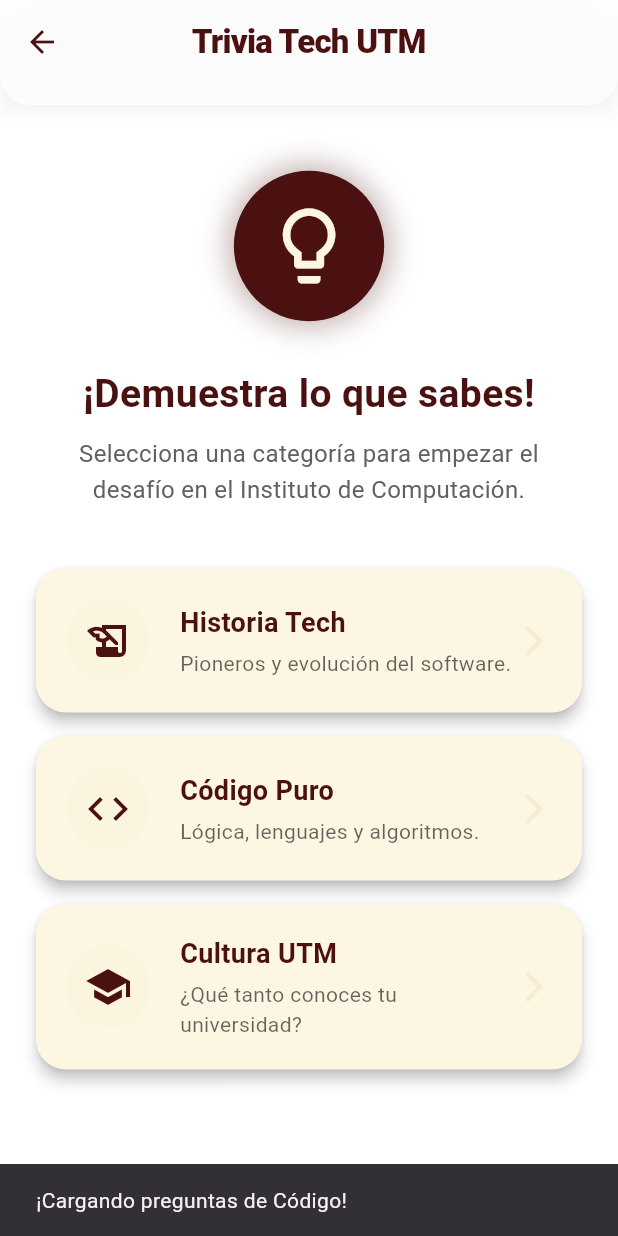
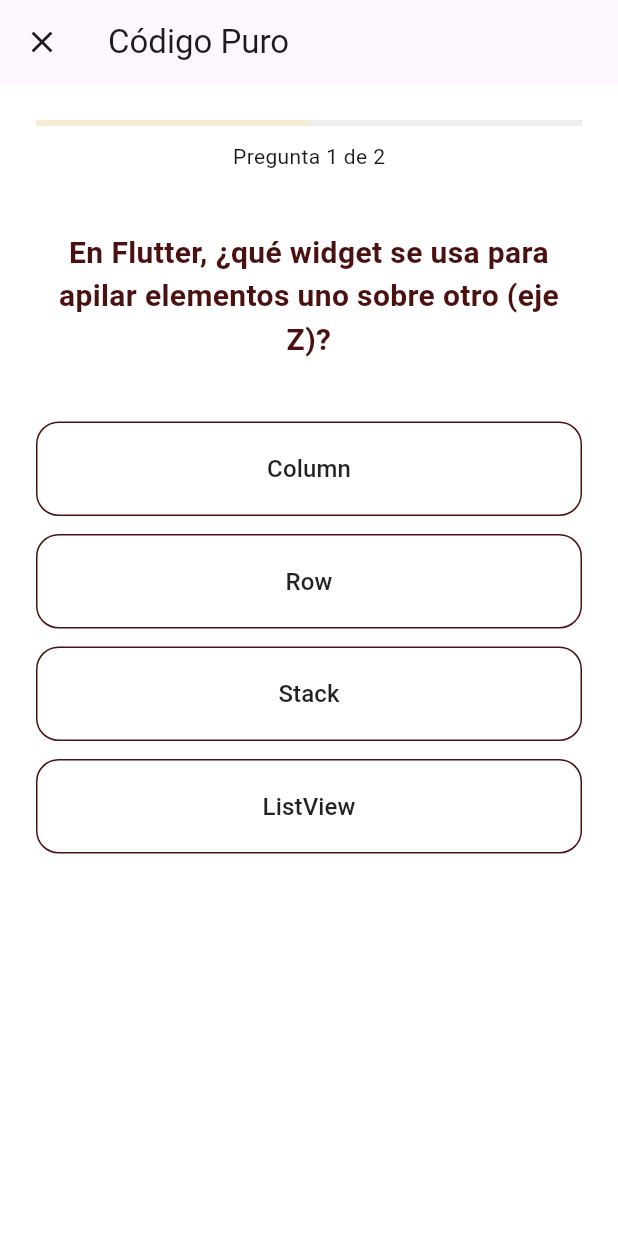
Before and after one commit to Perezcortes/Ichi-UTM, a Flutter app: the TriviaScreen screen opened directly, after a tap on "Código Puro", on a phone screen of 412 x 824 dp. Run offline on Flutter 3.47's test engine with Material 3 defaults, Android fonts, the phone set to English and light mode, and no system bars; our stand-ins replace carousel_slider, flutter_dotenv, flutter_tts, permission_handler; missing offline and left inert: mapbox_maps_flutter; statements that could not run were skipped.

Commit message:
Juego Jose

```diff
--- /dev/null
+++ b/lib/games/trivia_jose/juego_screen.dart
@@ -0,0 +1,212 @@
+import 'package:flutter/material.dart';
+import '../../utils/constants.dart';
+import 'preguntas_trivia.dart';
+
+class JuegoScreen extends StatefulWidget {
+  final String categoria;
+  final String tituloCategoria;
+
+  const JuegoScreen({
+    super.key,
+    required this.categoria,
+    required this.tituloCategoria,
+  });
+
+  @override
+  State<JuegoScreen> createState() => _JuegoScreenState();
+}
+
+class _JuegoScreenState extends State<JuegoScreen> {
+  int _preguntaActualIndex = 0;
+  int _puntaje = 0;
+  int? _opcionSeleccionada;
+  bool _respondido = false;
+  late List<Pregunta> _preguntas;
+
+  @override
+  void initState() {
+    super.initState();
+    // Cargamos las preguntas de la categoría elegida
+    _preguntas = bancoDePreguntas[widget.categoria] ?? [];
+  }
+
+  void _verificarRespuesta(int index) {
+    if (_respondido) return;
+
+    setState(() {
+      _opcionSeleccionada = index;
+      _respondido = true;
+      if (index == _preguntas[_preguntaActualIndex].respuestaCorrecta) {
+        _puntaje++;
+      }
+    });
+  }
+
+  void _siguientePregunta() {
+    if (_preguntaActualIndex < _preguntas.length - 1) {
+      setState(() {
+        _preguntaActualIndex++;
+        _opcionSeleccionada = null;
+        _respondido = false;
+      });
+    } else {
+      _mostrarResultadoFinal();
+    }
+  }
+
+  void _mostrarResultadoFinal() {
+    showDialog(
+      context: context,
+      barrierDismissible: false,
+      builder: (context) => AlertDialog(
+        shape: RoundedRectangleBorder(borderRadius: BorderRadius.circular(20)),
+        title: const Text('¡Trivia Terminada!', textAlign: TextAlign.center),
+        content: Column(
+          mainAxisSize: MainAxisSize.min,
+          children: [
+            const Icon(Icons.emoji_events, size: 60, color: doradoUTM),
+            const SizedBox(height: 20),
+            Text(
+              'Tu puntaje: $_puntaje / ${_preguntas.length}',
+              style: const TextStyle(fontSize: 22, fontWeight: FontWeight.bold),
+            ),
+          ],
+        ),
+        actions: [
+          TextButton(
+            onPressed: () {
+              Navigator.pop(context); // Cierra el diálogo
+              Navigator.pop(context); // Regresa al menú de trivia
+            },
+            child: const Text(
+              'VOLVER AL MENÚ',
+              style: TextStyle(color: guindaUTM),
+            ),
+          ),
+        ],
+      ),
+    );
+  }
+
+  @override
+  Widget build(BuildContext context) {
+    if (_preguntas.isEmpty) {
+      return Scaffold(
+        body: Center(child: Text('No hay preguntas disponibles.')),
+      );
+    }
+
+    final pregunta = _preguntas[_preguntaActualIndex];
+
+    return Scaffold(
+      backgroundColor: Colors.white,
+      appBar: AppBar(
+        title: Text(widget.tituloCategoria),
+        leading: IconButton(
+          icon: const Icon(Icons.close),
+          onPressed: () => Navigator.pop(context),
+        ),
+      ),
+      body: Padding(
+        padding: const EdgeInsets.all(24.0),
+        child: Column(
+          children: [
+            // Indicador de progreso
+            LinearProgressIndicator(
+              value: (_preguntaActualIndex + 1) / _preguntas.length,
+              backgroundColor: Colors.grey.shade200,
+              color: doradoUTM,
+            ),
+            const SizedBox(height: 10),
+            Text(
+              'Pregunta ${_preguntaActualIndex + 1} de ${_preguntas.length}',
+            ),
+            const SizedBox(height: 40),
+
+            // Pregunta
+            Text(
+              pregunta.texto,
+              style: const TextStyle(
+                fontSize: 20,
+                fontWeight: FontWeight.bold,
+                color: guindaUTM,
+              ),
+              textAlign: TextAlign.center,
+            ),
+            const SizedBox(height: 40),
+
+            // Opciones
+            Expanded(
+              child: ListView.builder(
+                itemCount: pregunta.opciones.length,
+                itemBuilder: (context, index) {
+                  Color colorBoton = Colors.white;
+                  Color colorTexto = Colors.black87;
+
+                  if (_respondido) {
+                    if (index == pregunta.respuestaCorrecta) {
+                      colorBoton = Colors.green.shade400;
+                      colorTexto = Colors.white;
+                    } else if (index == _opcionSeleccionada) {
+                      colorBoton = Colors.red.shade400;
+                      colorTexto = Colors.white;
+                    }
+                  }
+
+                  return Padding(
+                    padding: const EdgeInsets.only(bottom: 12),
+                    child: OutlinedButton(
+                      onPressed: () => _verificarRespuesta(index),
+                      style: OutlinedButton.styleFrom(
+                        backgroundColor: colorBoton,
+                        side: BorderSide(
+                          color: _respondido ? colorBoton : guindaUTM,
+                        ),
+                        padding: const EdgeInsets.all(20),
+                        shape: RoundedRectangleBorder(
+                          borderRadius: BorderRadius.circular(15),
+                        ),
+                      ),
+                      child: Text(
+                        pregunta.opciones[index],
+                        style: TextStyle(color: colorTexto, fontSize: 16),
+                      ),
+                    ),
+                  );
+                },
+              ),
+            ),
+
+            // Botón Siguiente / Explicación
+            if (_respondido) ...[
+              Text(
+                pregunta.explicacion,
+                textAlign: TextAlign.center,
+                style: const TextStyle(
+                  fontStyle: FontStyle.italic,
+                  color: Colors.blueGrey,
+                ),
+              ),
+              const SizedBox(height: 20),
+              ElevatedButton(
+                onPressed: _siguientePregunta,
+                style: ElevatedButton.styleFrom(
+                  backgroundColor: guindaUTM,
+                  minimumSize: const Size(double.infinity, 50),
+                  shape: RoundedRectangleBorder(
+                    borderRadius: BorderRadius.circular(15),
+                  ),
+                ),
+                child: Text(
+                  _preguntaActualIndex == _preguntas.length - 1
+                      ? 'VER RESULTADOS'
+                      : 'SIGUIENTE',
+                ),
+              ),
+            ],
+          ],
+        ),
+      ),
+    );
+  }
+}
--- /dev/null
+++ b/lib/games/trivia_jose/preguntas_trivia.dart
@@ -0,0 +1,71 @@
+// Archivo: lib/games/trivia_jose/preguntas_trivia.dart
+
+class Pregunta {
+  final String texto;
+  final List<String> opciones;
+  final int respuestaCorrecta; // Índice de la lista (0 a 3)
+  final String explicacion;
+
+  Pregunta({
+    required this.texto,
+    required this.opciones,
+    required this.respuestaCorrecta,
+    required this.explicacion,
+  });
+}
+
+// Mapa que organiza las preguntas por categorías
+final Map<String, List<Pregunta>> bancoDePreguntas = {
+  'historia': [
+    Pregunta(
+      texto: '¿Quién es considerado el "Padre de la Computación"?',
+      opciones: ['Bill Gates', 'Alan Turing', 'Steve Jobs', 'Ada Lovelace'],
+      respuestaCorrecta: 1,
+      explicacion:
+          'Alan Turing diseñó la máquina de Turing y descifró el código Enigma en la 2da Guerra Mundial.',
+    ),
+    Pregunta(
+      texto: '¿Cuál fue la primera programadora de la historia?',
+      opciones: [
+        'Grace Hopper',
+        'Margaret Hamilton',
+        'Ada Lovelace',
+        'Joan Clarke',
+      ],
+      respuestaCorrecta: 2,
+      explicacion:
+          'Ada Lovelace escribió el primer algoritmo destinado a ser procesado por una máquina en 1843.',
+    ),
+  ],
+  'codigo': [
+    Pregunta(
+      texto:
+          'En Flutter, ¿qué widget se usa para apilar elementos uno sobre otro (eje Z)?',
+      opciones: ['Column', 'Row', 'Stack', 'ListView'],
+      respuestaCorrecta: 2,
+      explicacion:
+          'El widget Stack permite colocar widgets encima de otros, como capas.',
+    ),
+    Pregunta(
+      texto: '¿Qué lenguaje de programación es la base de Flutter?',
+      opciones: ['Java', 'Swift', 'Python', 'Dart'],
+      respuestaCorrecta: 3,
+      explicacion:
+          'Dart es el lenguaje optimizado para UI creado por Google que utiliza Flutter.',
+    ),
+  ],
+  'cultura': [
+    Pregunta(
+      texto: '¿Qué significa la sigla UTM?',
+      opciones: [
+        'Universidad Técnica de México',
+        'Universidad Tecnológica de la Mixteca',
+        'Unión de Tecnologías Modernas',
+        'Universidad de Telecomunicaciones y Matemáticas',
+      ],
+      respuestaCorrecta: 1,
+      explicacion:
+          'La UTM es la máxima casa de estudios de la región Mixteca, fundada en 1990.',
+    ),
+  ],
+};
--- a/lib/games/trivia_jose/trivia_screen.dart
+++ b/lib/games/trivia_jose/trivia_screen.dart
@@ -1,8 +1,8 @@
 import 'dart:ui';
 import 'package:flutter/material.dart';
 import '../../utils/constants.dart';
-// Asumiendo que crearás este archivo después para la pantalla de juego real
-// import 'juego_screen.dart';
+// ¡Importación activada!
+import 'juego_screen.dart';
 
 class TriviaScreen extends StatefulWidget {
   const TriviaScreen({super.key});
@@ -211,11 +211,14 @@ class _TriviaScreenState extends State<TriviaScreen>
                       'Pioneros y evolución del software.',
                       Icons.history_edu,
                       () {
-                        // Navegar al juego (Implementaremos esto después)
-                        // Navigator.push(context, MaterialPageRoute(builder: (context) => const JuegoScreen(categoria: 'historia')));
-                        ScaffoldMessenger.of(context).showSnackBar(
-                          const SnackBar(
-                            content: Text('¡Cargando preguntas de Historia!'),
+                        // ¡CONECTADO AL JUEGO!
+                        Navigator.push(
+                          context,
+                          MaterialPageRoute(
+                            builder: (context) => const JuegoScreen(
+                              categoria: 'historia',
+                              tituloCategoria: 'Historia Tech',
+                            ),
                           ),
                         );
                       },
@@ -225,9 +228,14 @@ class _TriviaScreenState extends State<TriviaScreen>
                       'Lógica, lenguajes y algoritmos.',
                       Icons.code,
                       () {
-                        ScaffoldMessenger.of(context).showSnackBar(
-                          const SnackBar(
-                            content: Text('¡Cargando preguntas de Código!'),
+                        // ¡CONECTADO AL JUEGO!
+                        Navigator.push(
+                          context,
+                          MaterialPageRoute(
+                            builder: (context) => const JuegoScreen(
+                              categoria: 'codigo',
+                              tituloCategoria: 'Código Puro',
+                            ),
                           ),
                         );
                       },
@@ -237,9 +245,14 @@ class _TriviaScreenState extends State<TriviaScreen>
                       '¿Qué tanto conoces tu universidad?',
                       Icons.school,
                       () {
-                        ScaffoldMessenger.of(context).showSnackBar(
-                          const SnackBar(
-                            content: Text('¡Cargando preguntas de la UTM!'),
+                        // ¡CONECTADO AL JUEGO!
+                        Navigator.push(
+                          context,
+                          MaterialPageRoute(
+                            builder: (context) => const JuegoScreen(
+                              categoria: 'cultura',
+                              tituloCategoria: 'Cultura UTM',
+                            ),
                           ),
                         );
                       },
```
